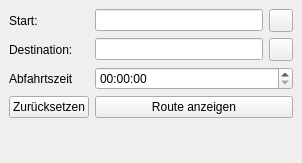
The window that plaza_route_dockwidget_base.ui (PlazaRoute/qgis-plugin) describes before a commit, drawn with Qt 5.
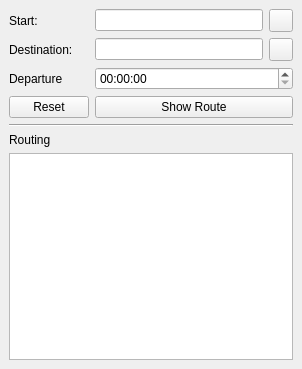
The same window after the commit. Icons and pictures are not drawn.

Commit message: switch to english labels and add textedit for routing response

What changed in the file:
```diff
--- a/plaza_route_dockwidget_base.ui
+++ b/plaza_route_dockwidget_base.ui
@@ -7,7 +7,7 @@
     <x>0</x>
     <y>0</y>
     <width>302</width>
-    <height>163</height>
+    <height>369</height>
    </rect>
   </property>
   <property name="windowTitle">
@@ -15,7 +15,7 @@
   </property>
   <widget class="QWidget" name="dockWidgetContents">
    <layout class="QGridLayout" name="gridLayout">
-    <item row="1" column="0">
+    <item row="0" column="0">
      <layout class="QFormLayout" name="base_layout">
       <item row="0" column="0">
        <widget class="QLabel" name="start_label">
@@ -52,7 +52,7 @@
       <item row="2" column="0">
        <widget class="QLabel" name="departure_label">
         <property name="text">
-         <string>Abfahrtszeit</string>
+         <string>Departure</string>
         </property>
        </widget>
       </item>
@@ -62,14 +62,14 @@
       <item row="3" column="0">
        <widget class="QPushButton" name="reset_btn">
         <property name="text">
-         <string>Zurücksetzen</string>
+         <string>Reset</string>
         </property>
        </widget>
       </item>
       <item row="3" column="1">
        <widget class="QPushButton" name="show_route_btn">
         <property name="text">
-         <string>Route anzeigen</string>
+         <string>Show Route</string>
         </property>
        </widget>
       </item>
@@ -93,6 +93,30 @@
       </item>
      </layout>
     </item>
+    <item row="1" column="0">
+     <widget class="Line" name="line">
+      <property name="orientation">
+       <enum>Qt::Horizontal</enum>
+      </property>
+     </widget>
+    </item>
+    <item row="2" column="0">
+     <widget class="QLabel" name="routing_label">
+      <property name="text">
+       <string>Routing</string>
+      </property>
+     </widget>
+    </item>
+    <item row="3" column="0">
+     <widget class="QTextEdit" name="routing_value">
+      <property name="enabled">
+       <bool>true</bool>
+      </property>
+      <property name="readOnly">
+       <bool>true</bool>
+      </property>
+     </widget>
+    </item>
    </layout>
   </widget>
  </widget>
```
Left out of the diff: 36 changed lines with no effect on the pictures.
